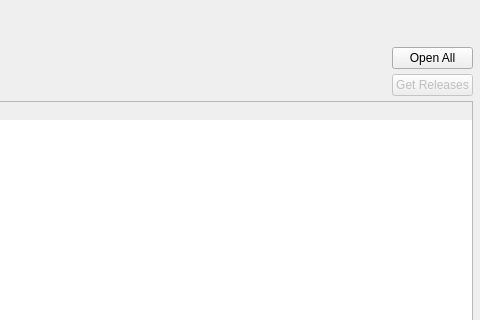
Before: the Qt Designer form Tracker-lib/src/UI/MangaUpdatesPage/MangaUpdatesPage.ui in NikolaRoev/Tracker, drawn with Qt 5; both pictures show x 433 to 913 and y 0 to 320 of the 913 by 571 pixel window.
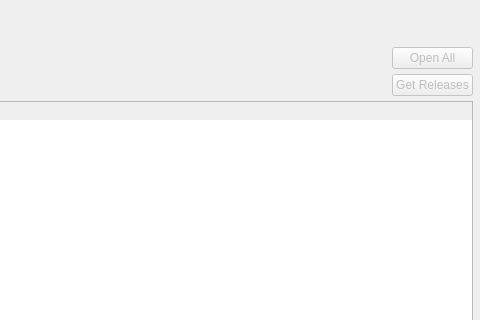
After: the same form once the commit is applied.

Commit message: Added login/logout signals and slots to MangaUpdatesPage.

Diff of the .ui file:
```diff
--- a/Tracker-lib/src/UI/MangaUpdatesPage/MangaUpdatesPage.ui
+++ b/Tracker-lib/src/UI/MangaUpdatesPage/MangaUpdatesPage.ui
@@ -218,6 +218,9 @@
        </item>
        <item>
         <widget class="QPushButton" name="openButton">
+         <property name="enabled">
+          <bool>false</bool>
+         </property>
          <property name="text">
           <string>Open All</string>
          </property>
```
The commit also changes 2 other files.
